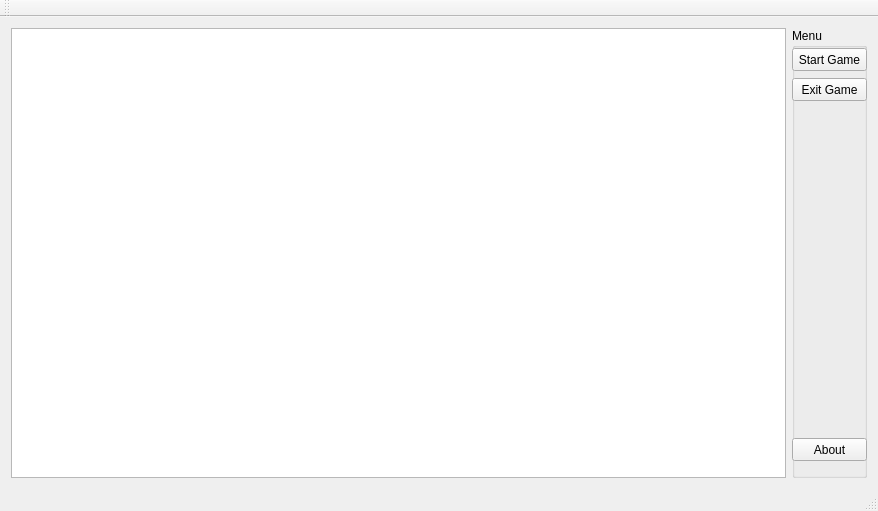
First picture: the form in src/tanksgui.ui, repository BGCX067/fami-game-2015-git, before the edit.
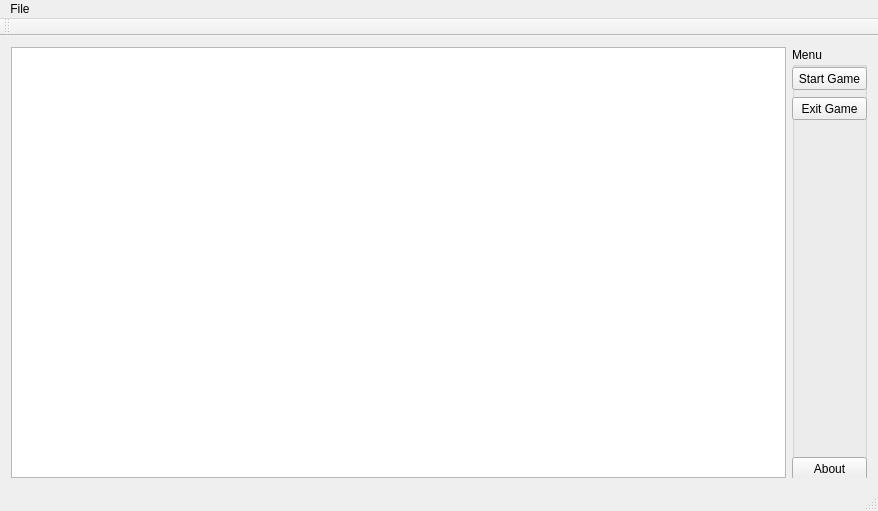
Second picture: the form after the edit.

Commit message: Добавлено меню загрузки карты. В консоль выводится размер области для отрисовки карты. Исправили стрелки.

```diff
--- a/src/tanksgui.ui
+++ b/src/tanksgui.ui
@@ -84,6 +84,13 @@
      <height>21</height>
     </rect>
    </property>
+   <widget class="QMenu" name="menuFile">
+    <property name="title">
+     <string>File</string>
+    </property>
+    <addaction name="actionDownload_Map"/>
+   </widget>
+   <addaction name="menuFile"/>
   </widget>
   <widget class="QToolBar" name="mainToolBar">
    <attribute name="toolBarArea">
```
Left out of the diff: 11 changed lines with no effect on the pictures. The commit also changes 2 other files.
